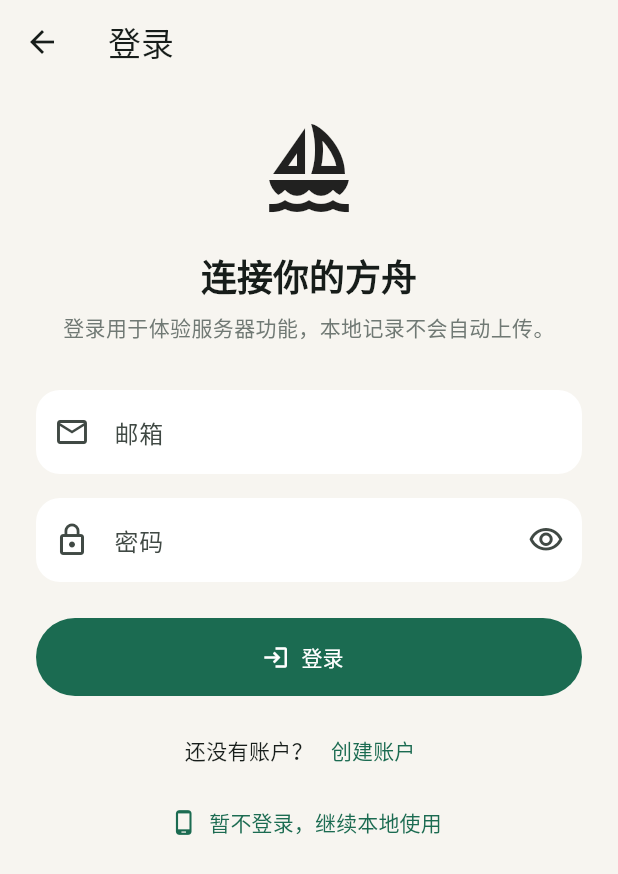
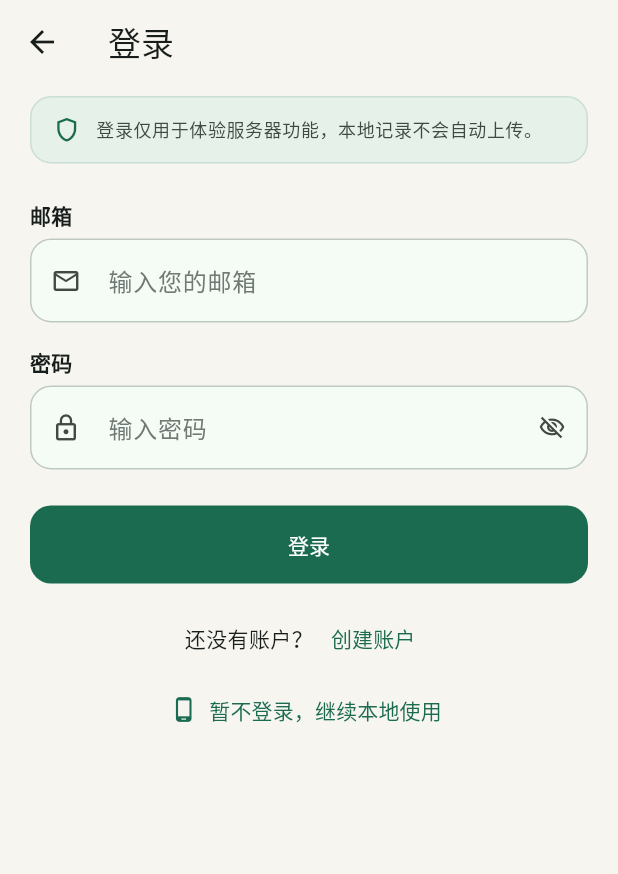
Before and after one commit to ASAXAE/noahs_ark, a Flutter app: the LoginPage screen opened directly, on a phone screen of 412 x 824 dp. Shown: the top 874 px of the screen. Run offline on Flutter 3.47's test engine with Material 3 defaults, Android fonts, the phone set to English and light mode, and no system bars; our stand-ins replace file_picker, flutter_secure_storage, share_plus, sqflite; accounts and stored records are empty.

Commit message:
Day 37: Handle invalid auth sessions safely

```diff
--- a/lib/screens/auth/login_page.dart
+++ b/lib/screens/auth/login_page.dart
@@ -100,44 +100,113 @@ class _LoginPageState extends State<LoginPage> {
     super.dispose();
   }
 
+  InputDecoration _inputDecoration({
+    required String hintText,
+    required IconData icon,
+    Widget? suffixIcon,
+  }) {
+    final colors = Theme.of(context).colorScheme;
+
+    OutlineInputBorder fieldBorder(Color color, {double width = 1}) {
+      return OutlineInputBorder(
+        borderRadius: BorderRadius.circular(14),
+        borderSide: BorderSide(color: color, width: width),
+      );
+    }
+
+    return InputDecoration(
+      hintText: hintText,
+      hintStyle: TextStyle(color: colors.outline),
+      prefixIcon: Icon(icon, size: 20, color: colors.onSurfaceVariant),
+      prefixIconConstraints: const BoxConstraints(minWidth: 48),
+      suffixIcon: suffixIcon,
+      filled: true,
+      fillColor: colors.surface,
+      isDense: true,
+      contentPadding: const EdgeInsets.symmetric(horizontal: 16, vertical: 16),
+      border: fieldBorder(colors.outlineVariant),
+      enabledBorder: fieldBorder(colors.outlineVariant),
+      focusedBorder: fieldBorder(colors.primary, width: 1.5),
+      errorBorder: fieldBorder(colors.error),
+      focusedErrorBorder: fieldBorder(colors.error, width: 1.5),
+      errorMaxLines: 2,
+    );
+  }
+
+  Widget _fieldLabel(String label) {
+    return Text(
+      label,
+      style: Theme.of(
+        context,
+      ).textTheme.labelLarge?.copyWith(fontWeight: FontWeight.w600),
+    );
+  }
+
   @override
   Widget build(BuildContext context) {
     return Scaffold(
       appBar: AppBar(title: const Text('登录')),
       body: SafeArea(
         child: SingleChildScrollView(
-          padding: const EdgeInsets.fromLTRB(24, 24, 24, 32),
+          keyboardDismissBehavior: ScrollViewKeyboardDismissBehavior.onDrag,
+          padding: const EdgeInsets.fromLTRB(20, 8, 20, 32),
           child: Form(
             key: _formKey,
             child: Column(
               crossAxisAlignment: CrossAxisAlignment.stretch,
               children: [
-                const Icon(Icons.sailing_outlined, size: 64),
-                const SizedBox(height: 24),
-                Text(
-                  '连接你的方舟',
-                  textAlign: TextAlign.center,
-                  style: Theme.of(context).textTheme.headlineSmall?.copyWith(
-                    fontWeight: FontWeight.bold,
+                Container(
+                  padding: const EdgeInsets.symmetric(
+                    horizontal: 14,
+                    vertical: 12,
+                  ),
+                  decoration: BoxDecoration(
+                    color: Color.alphaBlend(
+                      Theme.of(context).colorScheme.primary.withAlpha(18),
+                      Theme.of(context).colorScheme.surface,
+                    ),
+                    border: Border.all(
+                      color: Theme.of(
+                        context,
+                      ).colorScheme.primary.withAlpha(36),
+                    ),
+                    borderRadius: BorderRadius.circular(14),
+                  ),
+                  child: Row(
+                    children: [
+                      Icon(
+                        Icons.shield_outlined,
+                        size: 19,
+                        color: Theme.of(context).colorScheme.primary,
+                      ),
+                      const SizedBox(width: 10),
+                      Expanded(
+                        child: Text(
+                          '登录仅用于体验服务器功能，本地记录不会自动上传。',
+                          style: Theme.of(context).textTheme.bodySmall?.copyWith(
+                            color: Theme.of(
+                              context,
+                            ).colorScheme.onSurfaceVariant,
+                            height: 1.4,
+                          ),
+                        ),
+                      ),
+                    ],
                   ),
                 ),
-                const SizedBox(height: 8),
-                Text(
-                  '登录用于体验服务器功能，本地记录不会自动上传。',
-                  textAlign: TextAlign.center,
-                  style: TextStyle(
-                    color: Theme.of(context).colorScheme.outline,
-                  ),
-                ),
-                const SizedBox(height: 32),
+                const SizedBox(height: 24),
+
+                _fieldLabel('邮箱'),
+                const SizedBox(height: 6),
                 TextFormField(
                   controller: _emailController,
                   enabled: !_isSubmitting,
                   keyboardType: TextInputType.emailAddress,
+                  textInputAction: TextInputAction.next,
                   autofillHints: const [AutofillHints.email],
-                  decoration: const InputDecoration(
-                    labelText: '邮箱',
-                    prefixIcon: Icon(Icons.email_outlined),
+                  decoration: _inputDecoration(
+                    hintText: '输入您的邮箱',
+                    icon: Icons.email_outlined,
                   ),
                   validator: (value) {
                     final email = value?.trim() ?? '';
@@ -154,16 +223,21 @@ class _LoginPageState extends State<LoginPage> {
                   },
                 ),
                 const SizedBox(height: 16),
+
+                _fieldLabel('密码'),
+                const SizedBox(height: 6),
                 TextFormField(
                   controller: _passwordController,
                   focusNode: _passwordFocusNode,
                   enabled: !_isSubmitting,
                   obscureText: _obscurePassword,
+                  textInputAction: TextInputAction.done,
                   autofillHints: const [AutofillHints.password],
-                  decoration: InputDecoration(
-                    labelText: '密码',
-                    prefixIcon: const Icon(Icons.lock_outline),
+                  decoration: _inputDecoration(
+                    hintText: '输入密码',
+                    icon: Icons.lock_outline,
                     suffixIcon: IconButton(
+                      tooltip: _obscurePassword ? '显示密码' : '隐藏密码',
                       onPressed: _isSubmitting
                           ? null
                           : () {
@@ -173,8 +247,8 @@ class _LoginPageState extends State<LoginPage> {
                             },
                       icon: Icon(
                         _obscurePassword
-                            ? Icons.visibility_outlined
-                            : Icons.visibility_off_outlined,
+                            ? Icons.visibility_off_outlined
+                            : Icons.visibility_outlined,
                       ),
                     ),
                   ),
@@ -194,16 +268,20 @@ class _LoginPageState extends State<LoginPage> {
                 const SizedBox(height: 24),
                 SizedBox(
                   height: 52,
-                  child: FilledButton.icon(
+                  child: FilledButton(
                     onPressed: _isSubmitting ? null : _login,
-                    icon: _isSubmitting
+                    style: FilledButton.styleFrom(
+                      shape: RoundedRectangleBorder(
+                        borderRadius: BorderRadius.circular(14),
+                      ),
+                    ),
+                    child: _isSubmitting
                         ? const SizedBox(
                             width: 18,
                             height: 18,
                             child: CircularProgressIndicator(strokeWidth: 2),
                           )
-                        : const Icon(Icons.login),
-                    label: Text(_isSubmitting ? '登录中...' : '登录'),
+                        : const Text('登录'),
                   ),
                 ),
                 const SizedBox(height: 12),
--- a/lib/screens/home/home_page.dart
+++ b/lib/screens/home/home_page.dart
@@ -11,6 +11,7 @@ import '../../services/backup_service.dart';
 import '../settings/settings_page.dart';
 import '../../models/auth_session.dart';
 import '../../services/auth_session_storage.dart';
+import '../../services/api_exception.dart';
 
 class HomePage extends StatefulWidget {
   const HomePage({super.key});
@@ -56,6 +57,15 @@ class _HomePageState extends State<HomePage> {
         accessToken: accessToken,
         user: user,
       );
+    } on ApiException catch (error) {
+      if (error.isUnauthorized) {
+        await AuthSessionStorage.instance.deleteAccessToken();
+
+        if (!mounted) return;
+        _authSessionNotifier.value = null;
+      }
+
+      debugPrint('恢复登录状态失败：$error');
     } catch (error) {
       debugPrint('恢复登录状态失败：$error');
     }
--- /dev/null
+++ b/lib/services/api_exception.dart
@@ -0,0 +1,11 @@
+class ApiException implements Exception {
+  const ApiException({required this.statusCode, required this.message});
+
+  final int statusCode;
+  final String message;
+
+  bool get isUnauthorized => statusCode == 401;
+
+  @override
+  String toString() => message;
+}
--- a/lib/services/api_service.dart
+++ b/lib/services/api_service.dart
@@ -2,6 +2,7 @@ import 'dart:convert';
 import '../models/auth_session.dart';
 import '../models/auth_user.dart';
 import '../models/thought.dart';
+import 'api_exception.dart';
 
 import 'package:http/http.dart' as http;
 
@@ -207,7 +208,7 @@ class ApiService {
     if (response.statusCode != 200) {
       final message = json['message'] as String? ?? '获取用户信息失败';
 
-      throw Exception(message);
+      throw ApiException(statusCode: response.statusCode, message: message);
     }
 
     return AuthUser.fromJson(json);
```
Also changed, not shown: 1 other file.
